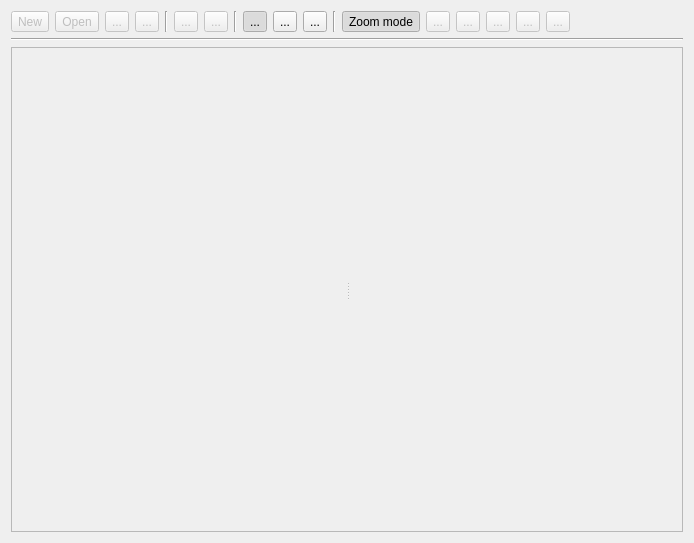
First picture: the form in cct/qtgui2/tools/maskeditor/maskeditor.ui, repository awacha/cct, before the edit.
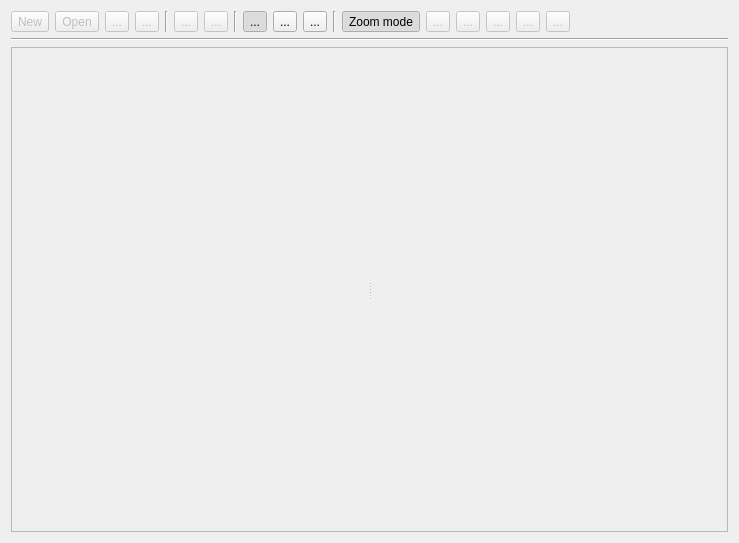
Second picture: the form after the edit. Icons and pictures are not drawn.

Diff of the .ui file:
```diff
--- a/cct/qtgui2/tools/maskeditor/maskeditor.ui
+++ b/cct/qtgui2/tools/maskeditor/maskeditor.ui
@@ -6,7 +6,7 @@
    <rect>
     <x>0</x>
     <y>0</y>
-    <width>694</width>
+    <width>739</width>
     <height>543</height>
    </rect>
   </property>
```
